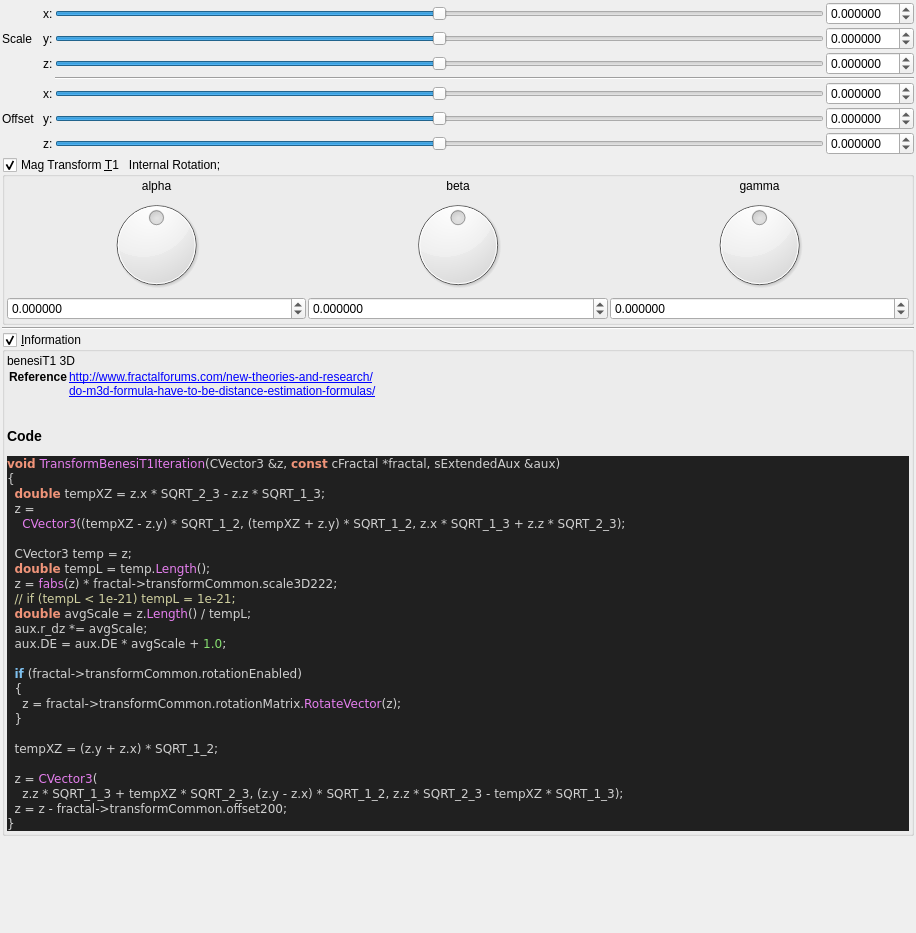
The window that mandelbulber2/qt_data/fractal_transf_benesi_T1.ui (buddhi1980/mandelbulber2) describes before a commit, drawn with Qt 5.
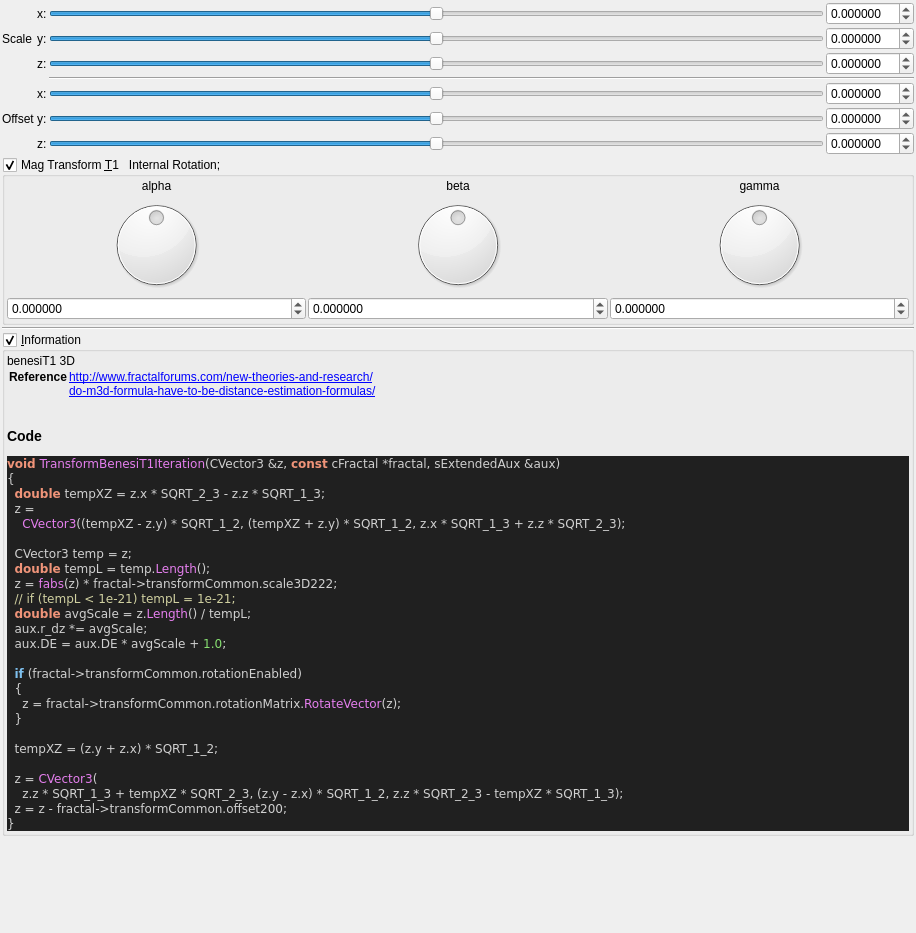
The same window after the commit. Custom widgets are drawn as their Qt base class.

```diff
--- a/mandelbulber2/qt_data/fractal_transf_benesi_T1.ui
+++ b/mandelbulber2/qt_data/fractal_transf_benesi_T1.ui
@@ -386,7 +386,7 @@
      <item row="5" column="1">
       <widget class="QLabel" name="label_255">
        <property name="text">
-        <string>Offset  </string>
+        <string>Offset</string>
        </property>
       </widget>
      </item>
```
Left out of the diff: 2 changed lines with no effect on the pictures.
